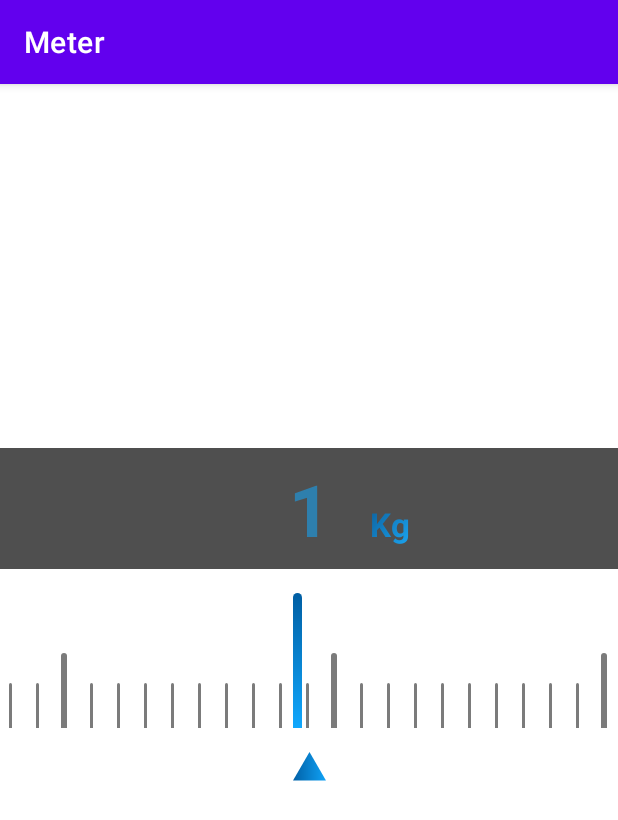
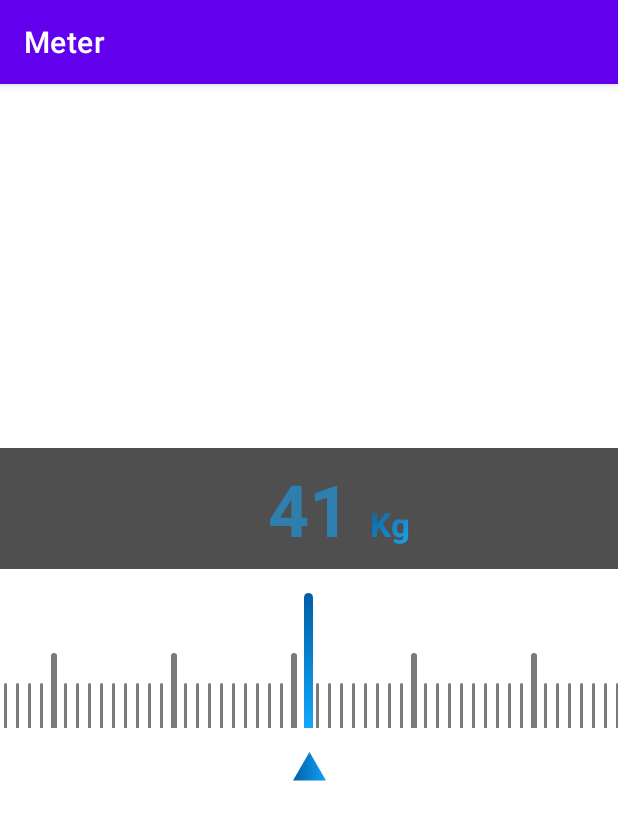
Before and after one commit to pramod51/Meter, an Android app: the screen it shows after launch (MainActivity), on a phone screen of 412 x 824 dp. Shown: the top 820 px of the screen. Run offline under Robolectric (Android 15) with nearby library versions, the phone set to English and light mode, and no system bars.

Commit message:
updated code of 14 Nov

```diff
--- a/app/src/main/java/com/arcerr/meter/MainActivity.java
+++ b/app/src/main/java/com/arcerr/meter/MainActivity.java
@@ -41,8 +41,10 @@ public class MainActivity extends AppCompatActivity {
         binding.recyclerView.postDelayed(new Runnable() {
             @Override
             public void run() {
-                binding.recyclerView.scrollToPosition(40);
+                //binding.recyclerView.scrollToPosition(30);
+
                 LinearLayoutManager layoutManager = ((LinearLayoutManager) binding.recyclerView.getLayoutManager());
+                layoutManager.scrollToPositionWithOffset(40,0);
                 int firstVisibleItemPosition = layoutManager.findFirstVisibleItemPosition();
                 int lastVisibleItemPosition = layoutManager.findLastVisibleItemPosition();
 
@@ -52,7 +54,6 @@ public class MainActivity extends AppCompatActivity {
                 binding.textView.setText(String.valueOf(centerPosition - minWeight + 1));
                 Log.v(MainActivity.class.getSimpleName(), "center==" + centerPosition);
                 binding.recyclerView.setVisibility(View.VISIBLE);
-
 
             }
         }, 1);
@@ -72,17 +73,11 @@ public class MainActivity extends AppCompatActivity {
                 int lastVisibleItemPosition = layoutManager.findLastVisibleItemPosition();
 
                 int centerPosition = (firstVisibleItemPosition + lastVisibleItemPosition) / 2;
-                binding.textView.setText((centerPosition- minWeight +1)+" Kg");
+                binding.textView.setText((centerPosition- minWeight +1)+"");
                 if (newState==RecyclerView.SCROLL_STATE_IDLE)
                 binding.recyclerView.smoothScrollToPosition(firstVisibleItemPosition);
                 Log.v(MainActivity.class.getSimpleName(),"center=="+centerPosition);
-                /*LinearLayout.LayoutParams params = new LinearLayout.LayoutParams(
-                        LinearLayout.LayoutParams.WRAP_CONTENT,
-                        LinearLayout.LayoutParams.WRAP_CONTENT
-                );
-                if ((firstVisibleItemPosition-minWeight+1))
-                params.setMargins(8,0,0,0);
-                binding.longHeight.setLayoutParams(params);*/
+
 
 
             }
@@ -90,13 +85,12 @@ public class MainActivity extends AppCompatActivity {
             @Override
             public void onScrolled(@NonNull RecyclerView recyclerView, int dx, int dy) {
                 //super.onScrolled(recyclerView, dx, dy);
-                /*LinearLayoutManager layoutManager = ((LinearLayoutManager) recyclerView.getLayoutManager());
+                LinearLayoutManager layoutManager = ((LinearLayoutManager) recyclerView.getLayoutManager());
                 int firstVisibleItemPosition = layoutManager.findFirstVisibleItemPosition();
                 int lastVisibleItemPosition = layoutManager.findLastVisibleItemPosition();
 
                 int centerPosition = (firstVisibleItemPosition + lastVisibleItemPosition) / 2;
-                binding.recyclerView.smoothScrollToPosition(firstVisibleItemPosition);
-                binding.textView.setText(String.valueOf(centerPosition - minWeight + 1));*/
+                binding.textView.setText(String.valueOf(centerPosition - minWeight + 1));
 
             }
         });
--- a/app/src/main/res/layout/activity_main.xml
+++ b/app/src/main/res/layout/activity_main.xml
@@ -48,9 +48,8 @@
 
     <LinearLayout
         android:id="@+id/long_height"
-        android:layout_width="18dp"
-        android:gravity="start"
-        android:layout_marginEnd="4dp"
+        android:layout_width="8dp"
+        android:gravity="center_horizontal"
         android:layout_height="90dp"
         app:layout_constraintBottom_toTopOf="@id/indicator"
         app:layout_constraintEnd_toEndOf="parent"
--- a/app/src/main/res/layout/invisible_item.xml
+++ b/app/src/main/res/layout/invisible_item.xml
@@ -4,7 +4,7 @@
     android:layout_height="wrap_content"
     xmlns:app="http://schemas.android.com/apk/res-auto">
     <LinearLayout
-        android:layout_width="18dp"
+        android:layout_width="8dp"
         android:gravity="center_horizontal"
 
         app:layout_constraintEnd_toEndOf="parent"
--- a/app/src/main/res/layout/long_height_item.xml
+++ b/app/src/main/res/layout/long_height_item.xml
@@ -5,7 +5,7 @@
     android:layout_height="wrap_content">
 
     <LinearLayout
-        android:layout_width="18dp"
+        android:layout_width="8dp"
         android:gravity="center_horizontal"
         app:layout_constraintEnd_toEndOf="parent"
         app:layout_constraintStart_toStartOf="parent"
--- a/app/src/main/res/layout/medium_height_item.xml
+++ b/app/src/main/res/layout/medium_height_item.xml
@@ -4,7 +4,7 @@
     android:layout_width="wrap_content"
     android:layout_height="wrap_content">
     <LinearLayout
-        android:layout_width="18dp"
+        android:layout_width="8dp"
         android:gravity="center_horizontal"
         app:layout_constraintEnd_toEndOf="parent"
         app:layout_constraintStart_toStartOf="parent"
--- a/app/src/main/res/layout/small_height_item.xml
+++ b/app/src/main/res/layout/small_height_item.xml
@@ -5,7 +5,7 @@
     android:layout_height="wrap_content">
 
     <LinearLayout
-        android:layout_width="18dp"
+        android:layout_width="8dp"
         android:gravity="center_horizontal"
         app:layout_constraintEnd_toEndOf="parent"
 
```
